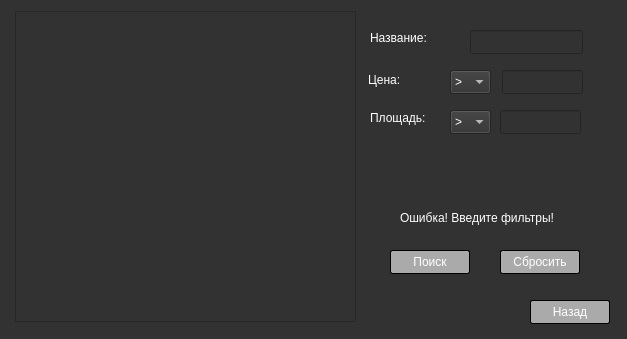
artik0811/ud_kursach, file table.ui: the form before one commit.
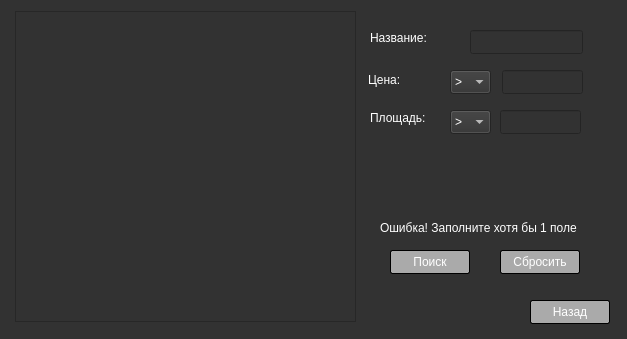
The form after the commit.

Diff of the .ui file:
```diff
--- a/table.ui
+++ b/table.ui
@@ -218,9 +218,9 @@
   <widget class="QLabel" name="label_4">
    <property name="geometry">
     <rect>
-     <x>400</x>
-     <y>210</y>
-     <width>161</width>
+     <x>380</x>
+     <y>220</y>
+     <width>201</width>
      <height>16</height>
     </rect>
    </property>
@@ -229,7 +229,7 @@
 </string>
    </property>
    <property name="text">
-    <string>Ошибка! Введите фильтры!</string>
+    <string>Ошибка! Заполните хотя бы 1 поле</string>
    </property>
   </widget>
   <widget class="QPushButton" name="pushButton_3">
```
